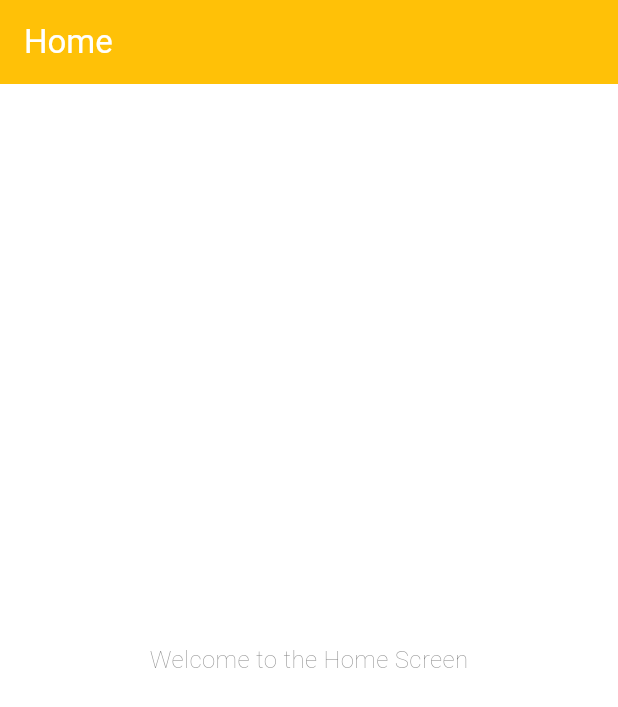
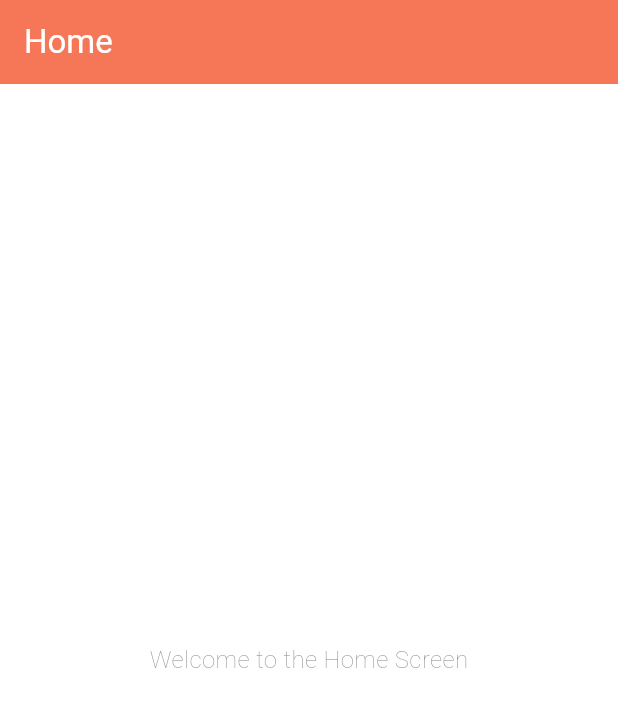
Before and after one commit to iArgho/cooking_assist, a Flutter app: the screen it shows after launch, on a phone screen of 412 x 824 dp. Shown: the top 707 px of the screen. Run offline on Flutter 3.47's test engine with Material 3 defaults, Android fonts, the phone set to English and light mode, and no system bars; our stand-ins replace flutter_svg, get, loading_animation_widget.

```diff
--- a/lib/application/application.dart
+++ b/lib/application/application.dart
@@ -1,13 +1,13 @@
 import 'package:cooking_assist/presentation/screens/splash_screen.dart';
 import 'package:flutter/material.dart';
+import 'package:get/get.dart'; // Import GetX
 
 class CookingAssist extends StatelessWidget {
   const CookingAssist({super.key});
 
   @override
   Widget build(BuildContext context) {
-
-    return MaterialApp(
+    return GetMaterialApp(
       debugShowCheckedModeBanner: false,
       title: 'Cooking Assist',
       theme: ThemeData(
--- a/lib/presentation/screens/home_screen.dart
+++ b/lib/presentation/screens/home_screen.dart
@@ -12,7 +12,7 @@ class _HomeScreenState extends State<HomeScreen> {
   Widget build(BuildContext context) {
     return Scaffold(
       appBar: AppBar(
-        backgroundColor: Colors.amber,
+        backgroundColor: Theme.of(context).primaryColor,
         title: const Text('Home'),
       ),
       body: const Center(
```
